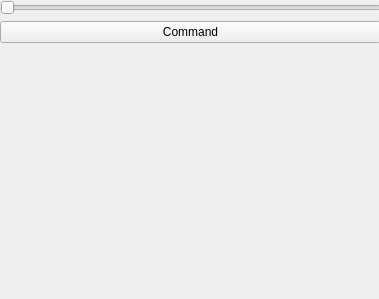
Before: the Qt Designer form resource/MyPluginExtended.ui in Jakubach/rqt_mypkg, drawn with Qt 5.
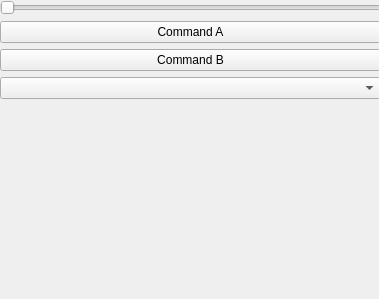
After: the same form once the commit is applied.

```diff
--- a/resource/MyPluginExtended.ui
+++ b/resource/MyPluginExtended.ui
@@ -35,10 +35,24 @@
       <item>
        <widget class="QPushButton" name="Command">
         <property name="text">
-         <string>Command</string>
+         <string>Command A</string>
         </property>
        </widget>
       </item>
+      <item>
+       <widget class="QPushButton" name="CommandB">
+        <property name="text">
+         <string>Command B</string>
+        </property>
+        <property name="checkable">
+         <bool>true</bool>
+        </property>
+       </widget>
+      </item>
+      <item>
+       <widget class="QComboBox" name="TopicsList">
+       </widget>
+      </item>
       <item>
        <widget class="QLabel" name="ImageFrame">
         <property name="text">
```
Left out of the diff: 3 changed lines with no effect on the pictures.
